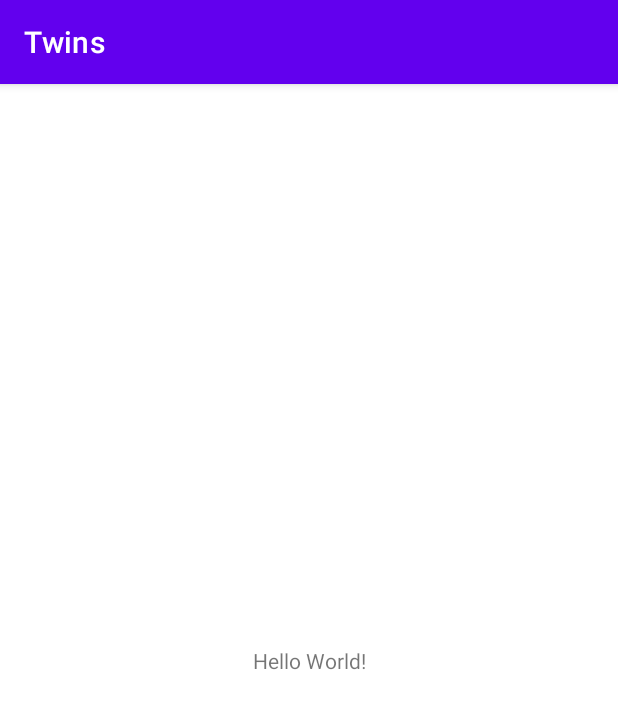
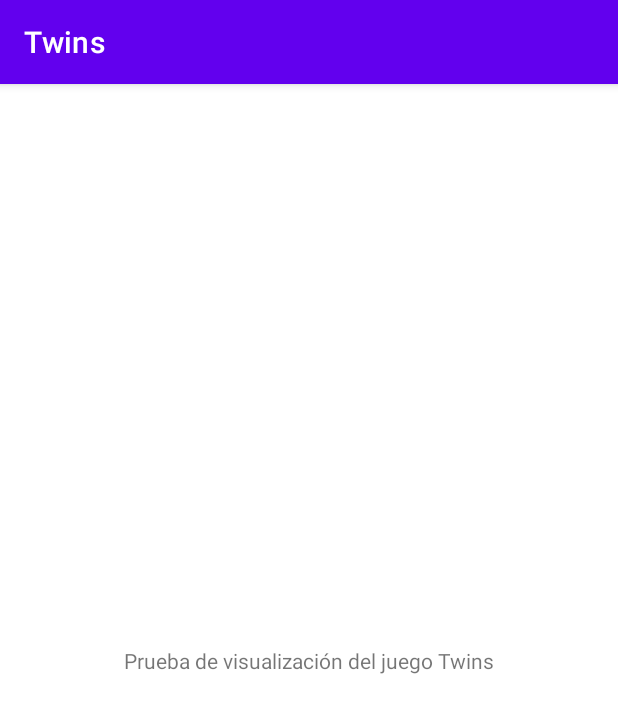
Before and after one commit to joelesdar/Remind-App, an Android app: the screen it shows after launch (MainActivity), on a phone screen of 412 x 824 dp. Shown: the top 713 px of the screen. Run offline under Robolectric (Android 15) with nearby library versions, the phone set to English and light mode, and no system bars.

Commit message:
Creacion del proyecto Twins

```diff
--- a/app/src/main/res/layout/activity_main.xml
+++ b/app/src/main/res/layout/activity_main.xml
@@ -9,7 +9,7 @@
     <TextView
         android:layout_width="wrap_content"
         android:layout_height="wrap_content"
-        android:text="Hello World!"
+        android:text="Prueba de visualización del juego Twins"
         app:layout_constraintBottom_toBottomOf="parent"
         app:layout_constraintEnd_toEndOf="parent"
         app:layout_constraintStart_toStartOf="parent"
```
